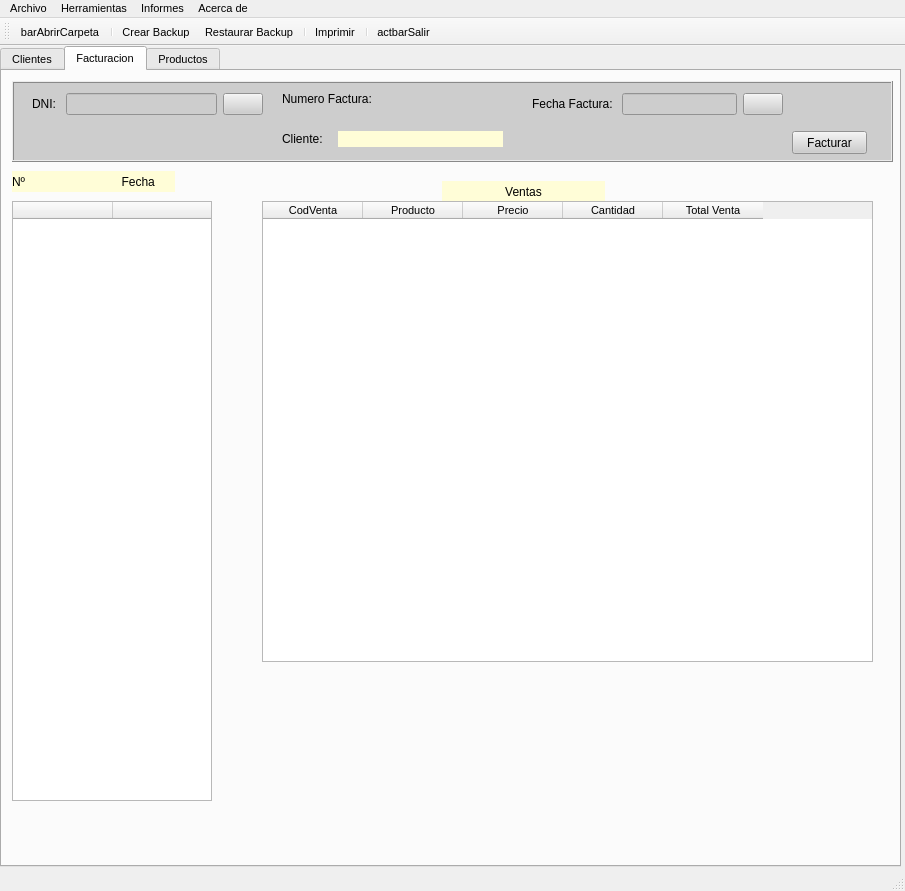
First picture: the form in window.ui, repository adrianv2001/vidalperez, before the edit.
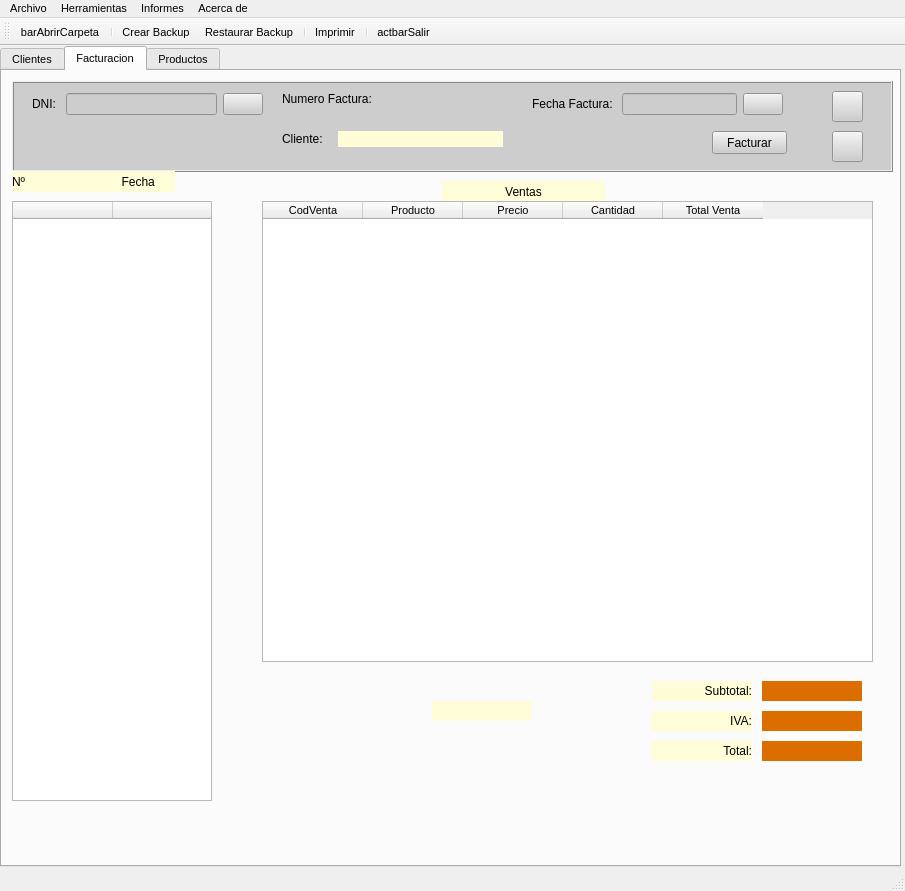
Second picture: the form after the edit. Icons and pictures are not drawn.

Commit message: repite lineas en ventas

What changed in the file:
```diff
--- a/window.ui
+++ b/window.ui
@@ -976,7 +976,7 @@
         <x>10</x>
         <y>10</y>
         <width>881</width>
-        <height>81</height>
+        <height>91</height>
        </rect>
       </property>
       <property name="autoFillBackground">
@@ -994,7 +994,7 @@
       <widget class="QPushButton" name="btnFacturar">
        <property name="geometry">
         <rect>
-         <x>780</x>
+         <x>700</x>
          <y>50</y>
          <width>75</width>
          <height>23</height>
@@ -1131,6 +1131,52 @@
         </item>
        </layout>
       </widget>
+      <widget class="QPushButton" name="btnImprimirFactura">
+       <property name="geometry">
+        <rect>
+         <x>820</x>
+         <y>10</y>
+         <width>31</width>
+         <height>31</height>
+        </rect>
+       </property>
+       <property name="text">
+        <string/>
+       </property>
+       <property name="icon">
+        <iconset>
+         <normaloff>img/2849806-copy-interface-multimedia-print-printer_107972.png</normaloff>img/2849806-copy-interface-multimedia-print-printer_107972.png</iconset>
+       </property>
+       <property name="iconSize">
+        <size>
+         <width>24</width>
+         <height>24</height>
+        </size>
+       </property>
+      </widget>
+      <widget class="QPushButton" name="btnBorrarVenta">
+       <property name="geometry">
+        <rect>
+         <x>820</x>
+         <y>50</y>
+         <width>31</width>
+         <height>31</height>
+        </rect>
+       </property>
+       <property name="text">
+        <string/>
+       </property>
+       <property name="icon">
+        <iconset>
+         <normaloff>img/papelera.png</normaloff>img/papelera.png</iconset>
+       </property>
+       <property name="iconSize">
+        <size>
+         <width>24</width>
+         <height>24</height>
+        </size>
+       </property>
+      </widget>
      </widget>
      <widget class="QTableWidget" name="tabFacturas">
       <property name="geometry">
@@ -1281,6 +1327,223 @@
        </property>
       </column>
      </widget>
+     <widget class="QLabel" name="lbltxtSub">
+      <property name="geometry">
+       <rect>
+        <x>650</x>
+        <y>610</y>
+        <width>100</width>
+        <height>20</height>
+       </rect>
+      </property>
+      <property name="minimumSize">
+       <size>
+        <width>100</width>
+        <height>20</height>
+       </size>
+      </property>
+      <property name="maximumSize">
+       <size>
+        <width>100</width>
+        <height>20</height>
+       </size>
+      </property>
+      <property name="styleSheet">
+       <string notr="true">background-color:rgb(255,253,215);border-radius:15px;</string>
+      </property>
+      <property name="text">
+       <string>Subtotal:</string>
+      </property>
+      <property name="alignment">
+       <set>Qt::AlignRight|Qt::AlignTrailing|Qt::AlignVCenter</set>
+      </property>
+     </widget>
+     <widget class="QLabel" name="lblVenta_2">
+      <property name="geometry">
+       <rect>
+        <x>650</x>
+        <y>670</y>
+        <width>100</width>
+        <height>20</height>
+       </rect>
+      </property>
+      <property name="minimumSize">
+       <size>
+        <width>100</width>
+        <height>20</height>
+       </size>
+      </property>
+      <property name="maximumSize">
+       <size>
+        <width>100</width>
+        <height>20</height>
+       </size>
+      </property>
+      <property name="styleSheet">
+       <string notr="true">background-color:rgb(255,253,215);border-radius:15px;</string>
+      </property>
+      <property name="text">
+       <string>Total:</string>
+      </property>
+      <property name="alignment">
+       <set>Qt::AlignRight|Qt::AlignTrailing|Qt::AlignVCenter</set>
+      </property>
+     </widget>
+     <widget class="QLabel" name="lbltxtIva">
+      <property name="geometry">
+       <rect>
+        <x>650</x>
+        <y>640</y>
+        <width>100</width>
+        <height>20</height>
+       </rect>
+      </property>
+      <property name="minimumSize">
+       <size>
+        <width>100</width>
+        <height>20</height>
+       </size>
+      </property>
+      <property name="maximumSize">
+       <size>
+        <width>100</width>
+        <height>20</height>
+       </size>
+      </property>
+      <property name="styleSheet">
+       <string notr="true">background-color:rgb(255,253,215);border-radius:15px;</string>
+      </property>
+      <property name="text">
+       <string>IVA:</string>
+      </property>
+      <property name="alignment">
+       <set>Qt::AlignRight|Qt::AlignTrailing|Qt::AlignVCenter</set>
+      </property>
+     </widget>
+     <widget class="QLabel" name="lblSub">
+      <property name="geometry">
+       <rect>
+        <x>760</x>
+        <y>610</y>
+        <width>100</width>
+        <height>20</height>
+       </rect>
+      </property>
+      <property name="minimumSize">
+       <size>
+        <width>100</width>
+        <height>20</height>
+       </size>
+      </property>
+      <property name="maximumSize">
+       <size>
+        <width>100</width>
+        <height>20</height>
+       </size>
+      </property>
+      <property name="styleSheet">
+       <string notr="true">background-color:rgb(220, 110, 0);border-radius:15px;</string>
+      </property>
+      <property name="text">
+       <string/>
+      </property>
+      <property name="alignment">
+       <set>Qt::AlignRight|Qt::AlignTrailing|Qt::AlignVCenter</set>
+      </property>
+     </widget>
+     <widget class="QLabel" name="lblIVA">
+      <property name="geometry">
+       <rect>
+        <x>760</x>
+        <y>640</y>
+        <width>100</width>
+        <height>20</height>
+       </rect>
+      </property>
+      <property name="minimumSize">
+       <size>
+        <width>100</width>
+        <height>20</height>
+       </size>
+      </property>
+      <property name="maximumSize">
+       <size>
+        <width>100</width>
+        <height>20</height>
+       </size>
+      </property>
+      <property name="styleSheet">
+       <string notr="true">background-color:rgb(220, 110, 0);border-radius:15px;</string>
+      </property>
+      <property name="text">
+       <string/>
+      </property>
+      <property name="alignment">
+       <set>Qt::AlignRight|Qt::AlignTrailing|Qt::AlignVCenter</set>
+      </property>
+     </widget>
+     <widget class="QLabel" name="lblTotal">
+      <property name="geometry">
+       <rect>
+        <x>760</x>
+        <y>670</y>
+        <width>100</width>
+        <height>20</height>
+       </rect>
+      </property>
+      <property name="minimumSize">
+       <size>
+        <width>100</width>
+        <height>20</height>
+       </size>
+      </property>
+      <property name="maximumSize">
+       <size>
+        <width>100</width>
+        <height>20</height>
+       </size>
+      </property>
+      <property name="styleSheet">
+       <string notr="true">background-color:rgb(220, 110, 0);border-radius:15px;</string>
+      </property>
+      <property name="text">
+       <string/>
+      </property>
+      <property name="alignment">
+       <set>Qt::AlignRight|Qt::AlignTrailing|Qt::AlignVCenter</set>
+      </property>
+     </widget>
+     <widget class="QLabel" name="lblVenta">
+      <property name="geometry">
+       <rect>
+        <x>430</x>
+        <y>630</y>
+        <width>100</width>
+        <height>20</height>
+       </rect>
+      </property>
+      <property name="minimumSize">
+       <size>
+        <width>100</width>
+        <height>20</height>
+       </size>
+      </property>
+      <property name="maximumSize">
+       <size>
+        <width>100</width>
+        <height>20</height>
+       </size>
+      </property>
+      <property name="styleSheet">
+       <string notr="true">background-color:rgb(255,253,215);border-radius:15px;</string>
+      </property>
+      <property name="text">
+       <string/>
+      </property>
+      <property name="alignment">
+       <set>Qt::AlignRight|Qt::AlignTrailing|Qt::AlignVCenter</set>
+      </property>
+     </widget>
     </widget>
     <widget class="QWidget" name="tabProductos">
      <property name="toolTip">
```
Left out of the diff: 2 changed lines with no effect on the pictures. The commit also changes 25 other files.
